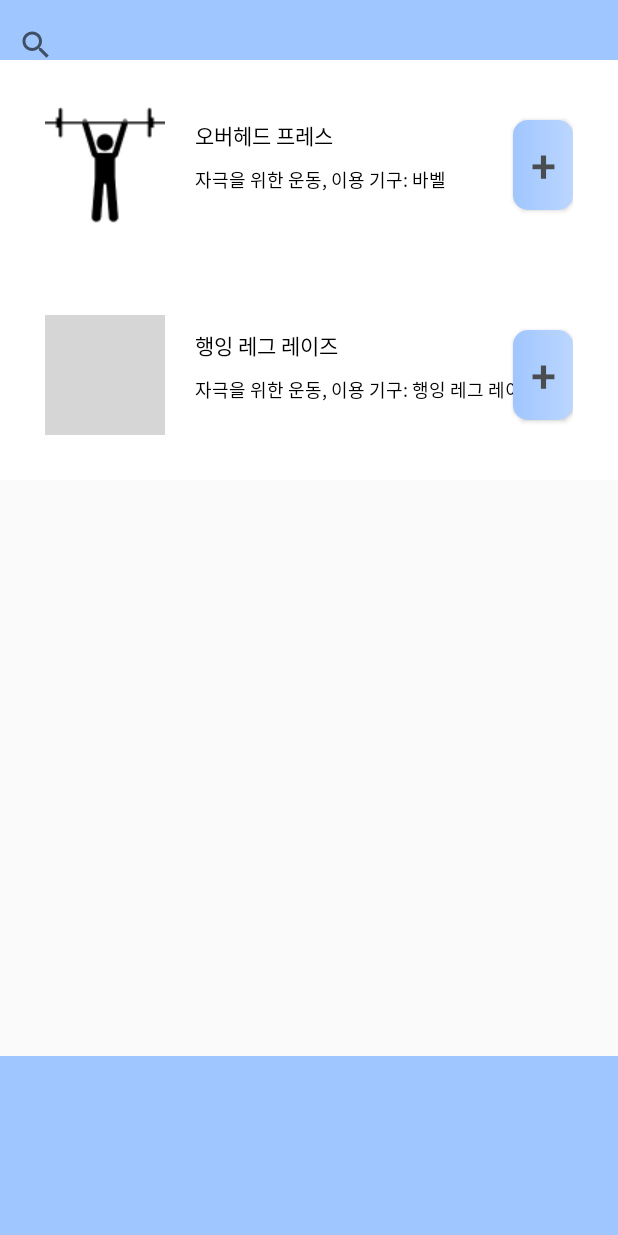
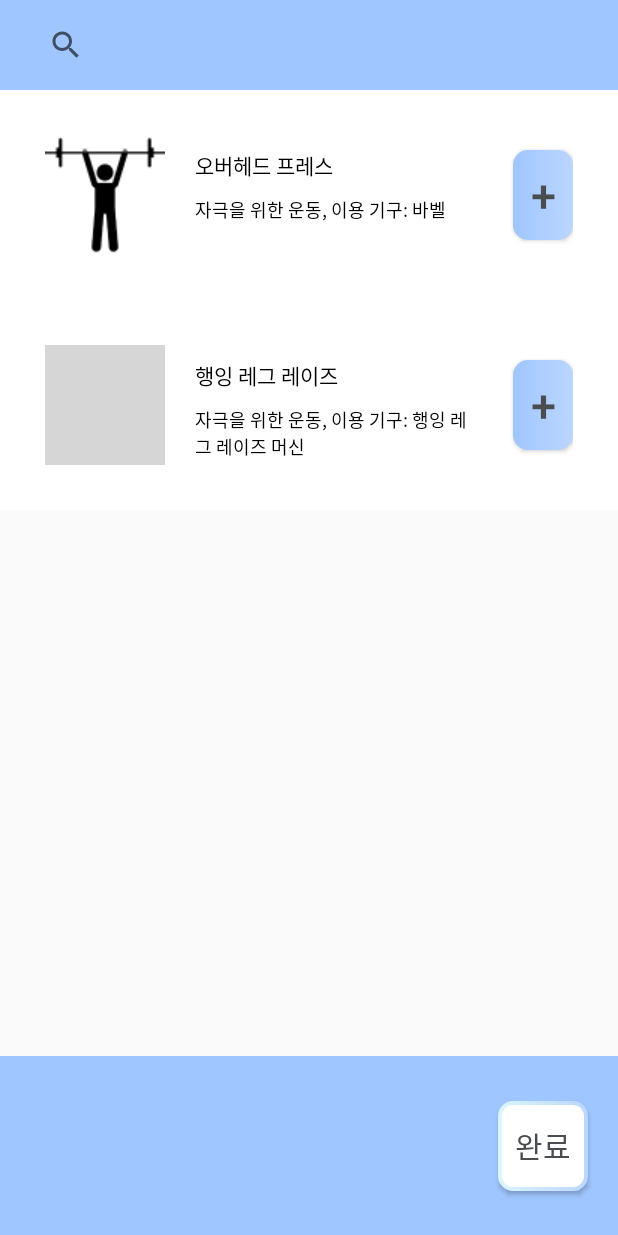
Before and after one commit to nahyun0423/6t-teamproject, an Android app built with Jetpack Compose: the SelectExerciseActivity screen opened directly, with no data from a screen before it, on a phone screen of 412 x 824 dp. Run offline under Robolectric (Android 15) with nearby library versions, the phone set to English and light mode, and no system bars; grey boxes are pictures that could not be loaded.

Commit message:
Select Exercise Activity - Horizontal Scroll View

```diff
--- a/app/src/main/AndroidManifest.xml
+++ b/app/src/main/AndroidManifest.xml
@@ -12,6 +12,9 @@
         android:supportsRtl="true"
         android:theme="@style/Theme.AppCompat.Light.NoActionBar"
         tools:targetApi="31">
+        <activity
+            android:name=".InputTrainingInformationActivity"
+            android:exported="false" />
         <activity
             android:name=".SelectExerciseActivity"
             android:exported="true" />
--- a/app/src/main/java/com/team6/routineapp/CreateRoutineActivity.kt
+++ b/app/src/main/java/com/team6/routineapp/CreateRoutineActivity.kt
@@ -1,5 +1,6 @@
 package com.team6.routineapp
 
+import android.annotation.SuppressLint
 import android.content.Intent
 import android.graphics.RectF
 import android.graphics.Region
@@ -10,6 +11,7 @@ import android.widget.Button
 import com.team6.routineapp.utility.convertFromDpToPx
 
 class CreateRoutineActivity : AppCompatActivity() {
+    @SuppressLint("ClickableViewAccessibility")
     override fun onCreate(savedInstanceState: Bundle?) {
         super.onCreate(savedInstanceState)
         setContentView(R.layout.activity_create_routine)
--- a/app/src/main/java/com/team6/routineapp/SelectExerciseActivity.kt
+++ b/app/src/main/java/com/team6/routineapp/SelectExerciseActivity.kt
@@ -2,17 +2,18 @@ package com.team6.routineapp
 
 import android.content.Intent
 import android.os.Bundle
+import android.view.View
 import android.widget.Button
+import android.widget.HorizontalScrollView
 import android.widget.ImageView
 import android.widget.LinearLayout
-import android.widget.RelativeLayout
+import android.widget.ScrollView
 import android.widget.TextView
 import androidx.appcompat.app.AppCompatActivity
 import androidx.constraintlayout.widget.ConstraintLayout
 import com.team6.routineapp.fitness.Exercise
 import com.team6.routineapp.fitness.Training
 import com.team6.routineapp.fitness.WeightTraining
-import com.team6.routineapp.utility.convertFromDpToPx
 
 class SelectExerciseActivity : AppCompatActivity() {
     override fun onCreate(savedInstanceState: Bundle?) {
@@ -25,18 +26,20 @@ class SelectExerciseActivity : AppCompatActivity() {
         val overheadPress = Exercise("오버헤드 프레스", "팔", "바벨")
         val hangingLegRaise = Exercise("행잉 레그 레이즈", "코어", "행잉 레그 레이즈 머신")
         val exercises = arrayOf(overheadPress, hangingLegRaise)
-
         var training: Training?
         val routine = arrayListOf<Training?>()
 
-        val middleLayout = findViewById<LinearLayout>(R.id.activitySelectExercise_layoutExercises)
+        val exercisesLayout =
+            findViewById<LinearLayout>(R.id.activitySelectExercise_layoutExercises)
         var exerciseViewLayout: ConstraintLayout
         var exerciseViewIconImageView: ImageView
         var exerciseViewNameTextView: TextView
         var exerciseViewInformationTextView: TextView
         var exerciseViewAddButton: Button
 
-        var routineLayout = findViewById<LinearLayout>(R.id.activitySelectExercise_layoutRoutine)
+        val routineLayout = findViewById<LinearLayout>(R.id.activitySelectExercise_layoutRoutine)
+        val routineScrollView =
+            findViewById<HorizontalScrollView>(R.id.activitySelectExercise_scrollViewBottom)
         var trainingIconViewLayout: ConstraintLayout
         var trainingIconViewImageView: ImageView
         var trainingIconViewDeleteButton: Button
@@ -91,20 +94,25 @@ class SelectExerciseActivity : AppCompatActivity() {
                 trainingIconViewLayout =
                     layoutInflater.inflate(R.layout.view_training_icon, null) as ConstraintLayout
                 trainingIconViewImageView =
-                    trainingIconViewLayout.findViewById<ImageView>(R.id.viewTrainingIcon_imageView)
+                    trainingIconViewLayout.findViewById(R.id.viewTrainingIcon_imageView)
                 trainingIconViewDeleteButton =
-                    trainingIconViewLayout.findViewById<Button>(R.id.activitySelectExercise_buttonDelete)
+                    trainingIconViewLayout.findViewById(R.id.activitySelectExercise_buttonDelete)
+                trainingIconViewImageView.setImageResource(resource)
+                trainingIconViewDeleteButton.setOnClickListener { view ->
+                    routine.remove(training)
+                    routineLayout.removeView(view.parent as View)
 
-                trainingIconViewImageView.setImageResource(resource)
-                trainingIconViewDeleteButton.setOnClickListener {
-                    routine.remove(training)
-                    routineLayout.removeView(trainingIconViewLayout)
+                    routineScrollView.invalidate()
+                    routineScrollView.requestLayout()
                 }
 
                 routineLayout.addView(trainingIconViewLayout)
+
+                routineScrollView.invalidate()
+                routineScrollView.requestLayout()
             }
 
-            middleLayout.addView(exerciseViewLayout)
+            exercisesLayout.addView(exerciseViewLayout)
         }
     }
 }
--- a/app/src/main/res/layout/activity_select_exercise.xml
+++ b/app/src/main/res/layout/activity_select_exercise.xml
@@ -9,8 +9,9 @@
     <androidx.constraintlayout.widget.ConstraintLayout
         android:id="@+id/activitySelectExercise_layoutTop"
         android:layout_width="match_parent"
-        android:layout_height="40dp"
+        android:layout_height="60dp"
         android:background="@color/skyblue"
+        android:padding="20dp"
         app:layout_constraintEnd_toEndOf="parent"
         app:layout_constraintStart_toStartOf="parent"
         app:layout_constraintTop_toTopOf="parent">
@@ -19,7 +20,6 @@
             android:id="@+id/activitySelectExercise_searchView"
             android:layout_width="match_parent"
             android:layout_height="wrap_content"
-            android:layout_marginTop="20dp"
             app:layout_constraintBottom_toBottomOf="parent"
             app:layout_constraintEnd_toEndOf="parent"
             app:layout_constraintStart_toStartOf="parent"
@@ -31,10 +31,10 @@
         android:id="@+id/activitySelectExercise_scrollViewMiddle"
         android:layout_width="match_parent"
         android:layout_height="0dp"
-        app:layout_constraintBottom_toTopOf="@+id/activitySelectExercise_scrollViewBottom"
+        app:layout_constraintBottom_toTopOf="@id/activitySelectExercise_layoutBottom"
         app:layout_constraintEnd_toEndOf="parent"
         app:layout_constraintStart_toStartOf="parent"
-        app:layout_constraintTop_toBottomOf="@+id/activitySelectExercise_layoutTop">
+        app:layout_constraintTop_toBottomOf="@id/activitySelectExercise_layoutTop">
 
         <LinearLayout
             android:id="@+id/activitySelectExercise_layoutExercises"
@@ -46,8 +46,8 @@
         </LinearLayout>
     </ScrollView>
 
-    <ScrollView
-        android:id="@+id/activitySelectExercise_scrollViewBottom"
+    <androidx.constraintlayout.widget.ConstraintLayout
+        android:id="@+id/activitySelectExercise_layoutBottom"
         android:layout_width="match_parent"
         android:layout_height="120dp"
         android:background="@color/skyblue"
@@ -55,12 +55,36 @@
         app:layout_constraintEnd_toEndOf="parent"
         app:layout_constraintStart_toStartOf="parent">
 
-        <LinearLayout
-            android:id="@+id/activitySelectExercise_layoutRoutine"
-            android:layout_width="wrap_content"
-            android:layout_height="wrap_content"
-            android:layout_gravity="start|center_vertical"
-            android:orientation="horizontal"></LinearLayout>
-    </ScrollView>
+        <HorizontalScrollView
+            android:id="@+id/activitySelectExercise_scrollViewBottom"
+            android:layout_width="match_parent"
+            android:layout_height="match_parent"
+            app:layout_constraintBottom_toBottomOf="parent"
+            app:layout_constraintEnd_toEndOf="parent"
+            app:layout_constraintStart_toStartOf="parent"
+            app:layout_constraintTop_toTopOf="parent">
+
+            <LinearLayout
+                android:id="@+id/activitySelectExercise_layoutRoutine"
+                android:layout_width="wrap_content"
+                android:layout_height="match_parent"
+                android:gravity="center_vertical"
+                android:orientation="horizontal"></LinearLayout>
+        </HorizontalScrollView>
+
+        <Button
+            android:id="@+id/activitySelectExercise_buttonFinish"
+            android:layout_width="60dp"
+            android:layout_height="60dp"
+            android:layout_margin="20dp"
+            android:background="@drawable/button_no"
+            android:text="완료"
+            android:textColor="@color/blueGray"
+            android:textSize="@dimen/text_medium"
+            app:layout_constraintBottom_toBottomOf="parent"
+            app:layout_constraintEnd_toEndOf="parent"
+            app:layout_constraintTop_toTopOf="parent" />
+    </androidx.constraintlayout.widget.ConstraintLayout>
+
 
 </androidx.constraintlayout.widget.ConstraintLayout>
--- a/app/src/main/res/layout/view_exercise.xml
+++ b/app/src/main/res/layout/view_exercise.xml
@@ -18,7 +18,7 @@
 
     <TextView
         android:id="@+id/viewExercise_textViewName"
-        android:layout_width="wrap_content"
+        android:layout_width="0dp"
         android:layout_height="wrap_content"
         android:layout_marginStart="20dp"
         android:layout_marginTop="10dp"
@@ -33,16 +33,18 @@
 
     <TextView
         android:id="@+id/viewExercise_textViewInformation"
-        android:layout_width="wrap_content"
+        android:layout_width="0dp"
         android:layout_height="wrap_content"
         android:layout_marginStart="20dp"
+        android:layout_marginEnd="30dp"
         android:layout_marginTop="10dp"
         android:fontFamily="@font/notosans_regular"
-        android:gravity="center"
         android:includeFontPadding="false"
         android:textColor="@color/black"
         android:textSize="12sp"
+        android:maxLines="2"
         app:layout_constraintStart_toEndOf="@id/viewExercise_imageViewIcon"
+        app:layout_constraintEnd_toStartOf="@id/viewExercise_buttonAdd"
         app:layout_constraintTop_toBottomOf="@id/viewExercise_textViewName" />
 
     <Button
```
Also changed, not shown: app/src/main/res/layout/view_training_icon.xml (+6 -3 lines).
